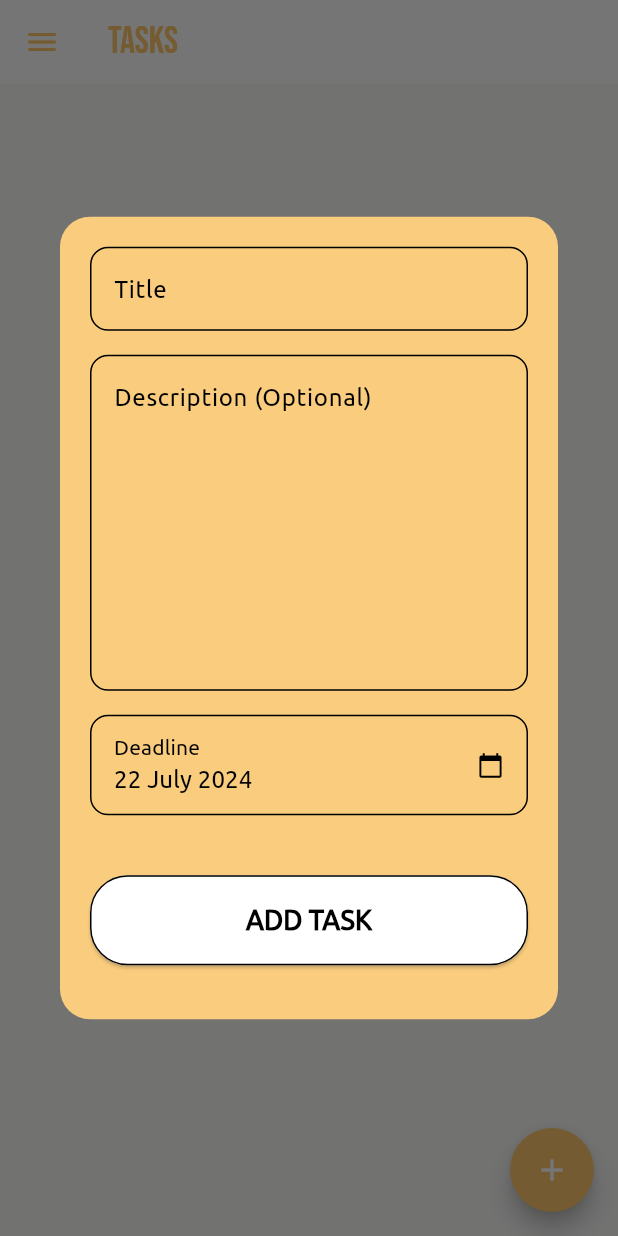
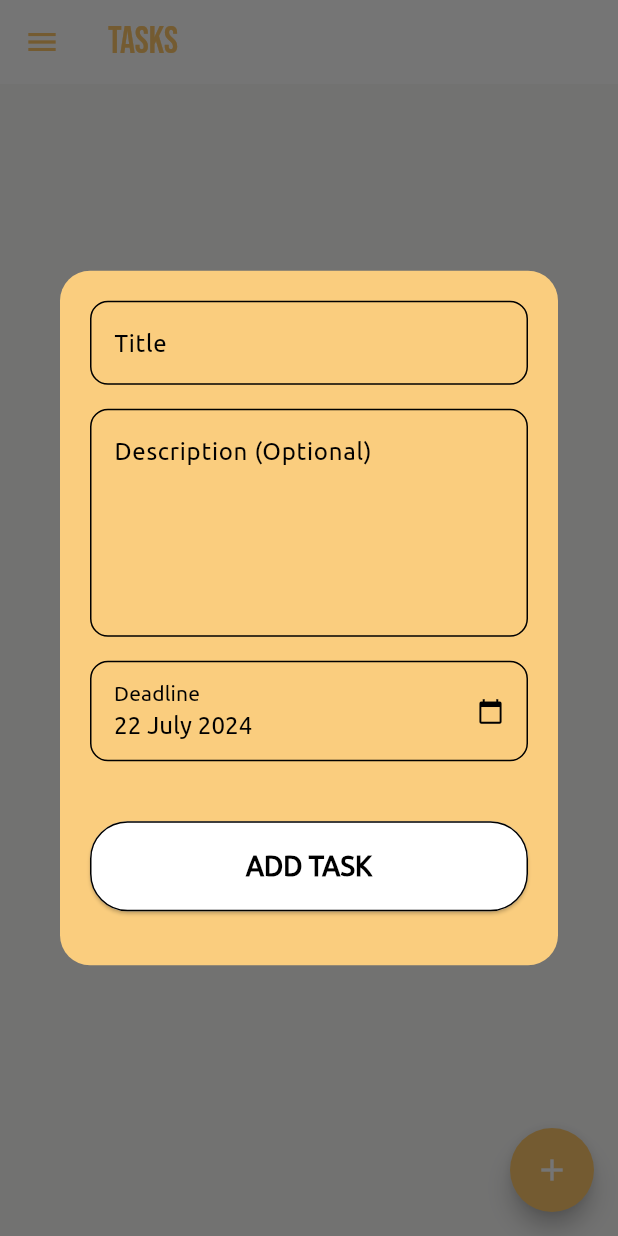
Before and after one commit to mercadomichelle/todoListApp, a Flutter app: the screen it shows after launch, after a tap on "Get Started", after a tap on the "add" icon, on a phone screen of 412 x 824 dp. Run offline on Flutter 3.47's test engine with Material 3 defaults, Android fonts, the phone set to English and light mode, and no system bars; our stand-ins replace shared_preferences, table_calendar; project files that could hold a hidden picture were left out.

Commit message:
Add files via upload

```diff
--- a/lib/main.dart
+++ b/lib/main.dart
@@ -21,7 +21,7 @@ void main() async {
 class MyApp extends StatelessWidget {
   final bool showIntro;
 
-  const MyApp({Key? key, required this.showIntro}) : super(key: key);
+  const MyApp({super.key, required this.showIntro});
 
   @override
   Widget build(BuildContext context) {
@@ -35,13 +35,13 @@ class MyApp extends StatelessWidget {
           debugShowCheckedModeBanner: false,
           title: 'To-Do App',
           theme: themeModel.currentTheme,
-          home: showIntro ? IntroPage() : ListPage(),
+          home: showIntro ? const IntroPage() : const ListPage(),
           routes: {
-            '/home': (context) => ListPage(),
-            '/today': (context) => TodayPage(),
-            '/upcoming': (context) => UpcomingPage(),
-            '/stickywall': (context) => StickyWallPage(),
-            '/calendar': (context) => CalendarPage(),
+            '/home': (context) => const ListPage(),
+            '/today': (context) => const TodayPage(),
+            '/upcoming': (context) => const UpcomingPage(),
+            '/stickywall': (context) => const StickyWallPage(),
+            '/calendar': (context) => const CalendarPage(),
           },
         ),
       ),
--- a/lib/screens/add_task_page.dart
+++ b/lib/screens/add_task_page.dart
@@ -5,6 +5,8 @@ import 'package:uuid/uuid.dart';
 import 'package:intl/intl.dart';
 
 class AddTaskPage extends StatefulWidget {
+  const AddTaskPage({super.key});
+
   @override
   _AddTaskPageState createState() => _AddTaskPageState();
 }
@@ -35,23 +37,24 @@ class _AddTaskPageState extends State<AddTaskPage> {
                 controller: _titleController,
                 decoration: InputDecoration(
                   labelText: 'Title',
-                  labelStyle:
-                      TextStyle(color: Colors.black, fontFamily: 'Ubuntu'),
+                  labelStyle: const TextStyle(
+                      color: Colors.black, fontFamily: 'Ubuntu'),
                   border: OutlineInputBorder(
                     borderRadius: BorderRadius.circular(12.0),
                   ),
                   enabledBorder: OutlineInputBorder(
-                    borderSide: BorderSide(color: Colors.black),
+                    borderSide: const BorderSide(color: Colors.black),
                     borderRadius: BorderRadius.circular(12.0),
                   ),
                   focusedBorder: OutlineInputBorder(
-                    borderSide: BorderSide(color: Colors.black),
+                    borderSide: const BorderSide(color: Colors.black),
                     borderRadius: BorderRadius.circular(12.0),
                   ),
                   filled: true,
-                  fillColor: Color.fromARGB(255, 250, 205, 126),
+                  fillColor: const Color.fromARGB(255, 250, 205, 126),
                 ),
-                style: TextStyle(color: Colors.black, fontFamily: 'Ubuntu'),
+                style:
+                    const TextStyle(color: Colors.black, fontFamily: 'Ubuntu'),
                 cursorColor: Colors.black,
                 validator: (value) {
                   if (value == null || value.isEmpty) {
@@ -65,26 +68,27 @@ class _AddTaskPageState extends State<AddTaskPage> {
                 controller: _descriptionController,
                 decoration: InputDecoration(
                   labelText: 'Description (Optional)',
-                  labelStyle:
-                      TextStyle(color: Colors.black, fontFamily: 'Ubuntu'),
+                  labelStyle: const TextStyle(
+                      color: Colors.black, fontFamily: 'Ubuntu'),
                   border: OutlineInputBorder(
                     borderRadius: BorderRadius.circular(12.0),
                   ),
                   enabledBorder: OutlineInputBorder(
-                    borderSide: BorderSide(color: Colors.black),
+                    borderSide: const BorderSide(color: Colors.black),
                     borderRadius: BorderRadius.circular(12.0),
                   ),
                   focusedBorder: OutlineInputBorder(
-                    borderSide: BorderSide(color: Colors.black),
+                    borderSide: const BorderSide(color: Colors.black),
                     borderRadius: BorderRadius.circular(15.0),
                   ),
                   filled: true,
-                  fillColor: Color.fromARGB(255, 250, 205, 126),
+                  fillColor: const Color.fromARGB(255, 250, 205, 126),
                   alignLabelWithHint: true,
                 ),
-                style: TextStyle(color: Colors.black, fontFamily: 'Ubuntu'),
+                style:
+                    const TextStyle(color: Colors.black, fontFamily: 'Ubuntu'),
                 cursorColor: Colors.black,
-                maxLines: 8,
+                maxLines: 5,
               ),
               const SizedBox(height: 16),
               TextButton(
--- a/lib/screens/intro_page.dart
+++ b/lib/screens/intro_page.dart
@@ -1,6 +1,8 @@
 import 'package:flutter/material.dart';
 
 class IntroPage extends StatelessWidget {
+  const IntroPage({super.key});
+
   @override
   Widget build(BuildContext context) {
     return Scaffold(
@@ -37,7 +39,7 @@ class IntroPage extends StatelessWidget {
                   textAlign: TextAlign.center,
                 ),
               ),
-              const SizedBox(height: 40),
+              const SizedBox(height: 30),
               Padding(
                 padding: const EdgeInsets.all(16.0),
                 child: GestureDetector(
@@ -46,7 +48,7 @@ class IntroPage extends StatelessWidget {
                   },
                   child: Container(
                     padding: const EdgeInsets.symmetric(
-                        horizontal: 60, vertical: 20),
+                        horizontal: 60, vertical: 15),
                     decoration: BoxDecoration(
                       gradient: const LinearGradient(
                         colors: [
@@ -78,7 +80,7 @@ class IntroPage extends StatelessWidget {
                   ),
                 ),
               ),
-              const SizedBox(height: 40),
+              const SizedBox(height: 20),
             ],
           ),
         ),
--- a/lib/screens/lists_page.dart
+++ b/lib/screens/lists_page.dart
@@ -9,14 +9,16 @@ import 'package:intl/intl.dart';
 class ListPage extends StatelessWidget {
   static const routeName = '/list';
 
+  const ListPage({super.key});
+
   @override
   Widget build(BuildContext context) {
     final theme = Theme.of(context);
-    final yellowColor = const Color.fromARGB(255, 253, 199, 107);
+    const yellowColor = Color.fromARGB(255, 253, 199, 107);
 
     return Scaffold(
       appBar: AppBar(
-        title: Text(
+        title: const Text(
           'TASKS',
           style: TextStyle(
             color: yellowColor,
@@ -24,15 +26,15 @@ class ListPage extends StatelessWidget {
             fontSize: 25,
           ),
         ),
-        iconTheme: IconThemeData(
+        iconTheme: const IconThemeData(
           color: yellowColor,
         ),
       ),
-      drawer: AppDrawer(),
+      drawer: const AppDrawer(),
       body: Consumer<TodoModel>(
         builder: (context, model, child) {
           if (model.isLoading) {
-            return Center(
+            return const Center(
               child: CircularProgressIndicator(
                 valueColor: AlwaysStoppedAnimation<Color>(yellowColor),
               ),
--- a/lib/screens/sticky_wall_page.dart
+++ b/lib/screens/sticky_wall_page.dart
@@ -3,6 +3,8 @@ import 'package:flutter_staggered_grid_view/flutter_staggered_grid_view.dart';
 import 'package:intl/intl.dart';
 
 class StickyWallPage extends StatefulWidget {
+  const StickyWallPage({super.key});
+
   @override
   _StickyWallPageState createState() => _StickyWallPageState();
 }
@@ -144,7 +146,8 @@ class _StickyWallPageState extends State<StickyWallPage> {
                 const Text('Edit Note', style: TextStyle(fontFamily: 'Ubuntu')),
             content: Container(
               constraints: const BoxConstraints(
-                maxWidth: 400,
+                minWidth: 300,
+                maxWidth: 300,
               ),
               child: Form(
                 key: formKey,
--- a/lib/widgets/app_drawer.dart
+++ b/lib/widgets/app_drawer.dart
@@ -3,6 +3,8 @@ import 'package:provider/provider.dart';
 import '../models/theme_model.dart';
 
 class AppDrawer extends StatelessWidget {
+  const AppDrawer({super.key});
+
   @override
   Widget build(BuildContext context) {
     return Drawer(
@@ -48,7 +50,7 @@ class AppDrawer extends StatelessWidget {
                   ),
                   onTap: () {
                     Navigator.pop(context);
-                    Navigator.pushNamed(context, '/all-task');
+                    Navigator.pushNamed(context, '/home');
                   },
                 ),
                 ListTile(
--- a/pubspec.yaml
+++ b/pubspec.yaml
@@ -70,6 +70,7 @@ flutter:
     - assets/images/no_tasks1.png
     - assets/images/no_tasks2.png
 
+
   # To add assets to your application, add an assets section, like this:
   #   - images/a_dot_ham.jpeg
 
```
Also changed, not shown: lib/screens/calendar_page.dart (+5 -3 lines), lib/screens/edit_task_page.dart (+11 -11 lines), lib/screens/task_details_page.dart (+3 -4 lines), lib/screens/today_page.dart (+8 -6 lines), lib/screens/upcoming_page.dart (+8 -6 lines), 2 other files.
